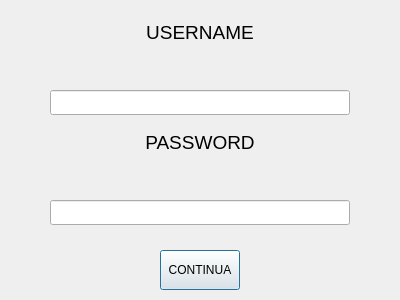
Before: the Qt Designer form access_dialog.ui in LuginiAndrea/ProgettoInfoQT, drawn with Qt 5.
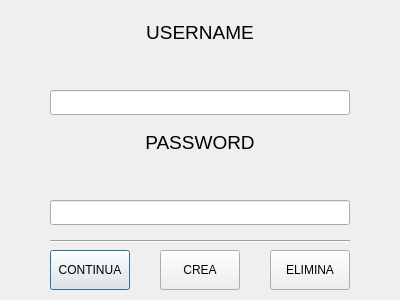
After: the same form once the commit is applied.

Patch:
```diff
--- a/access_dialog.ui
+++ b/access_dialog.ui
@@ -16,7 +16,7 @@
   <widget class="QPushButton" name="btn_leave">
    <property name="geometry">
     <rect>
-     <x>160</x>
+     <x>50</x>
      <y>250</y>
      <width>80</width>
      <height>40</height>
@@ -98,6 +98,45 @@
     <set>Qt::AlignCenter</set>
    </property>
   </widget>
+  <widget class="QPushButton" name="btn_crea">
+   <property name="geometry">
+    <rect>
+     <x>160</x>
+     <y>250</y>
+     <width>80</width>
+     <height>40</height>
+    </rect>
+   </property>
+   <property name="text">
+    <string>CREA</string>
+   </property>
+  </widget>
+  <widget class="QPushButton" name="btn_del">
+   <property name="geometry">
+    <rect>
+     <x>270</x>
+     <y>250</y>
+     <width>80</width>
+     <height>40</height>
+    </rect>
+   </property>
+   <property name="text">
+    <string>ELIMINA</string>
+   </property>
+  </widget>
+  <widget class="Line" name="line">
+   <property name="geometry">
+    <rect>
+     <x>50</x>
+     <y>240</y>
+     <width>300</width>
+     <height>3</height>
+    </rect>
+   </property>
+   <property name="orientation">
+    <enum>Qt::Horizontal</enum>
+   </property>
+  </widget>
  </widget>
  <resources/>
  <connections/>
```
Left out of the diff: 3 changed lines with no effect on the pictures.
